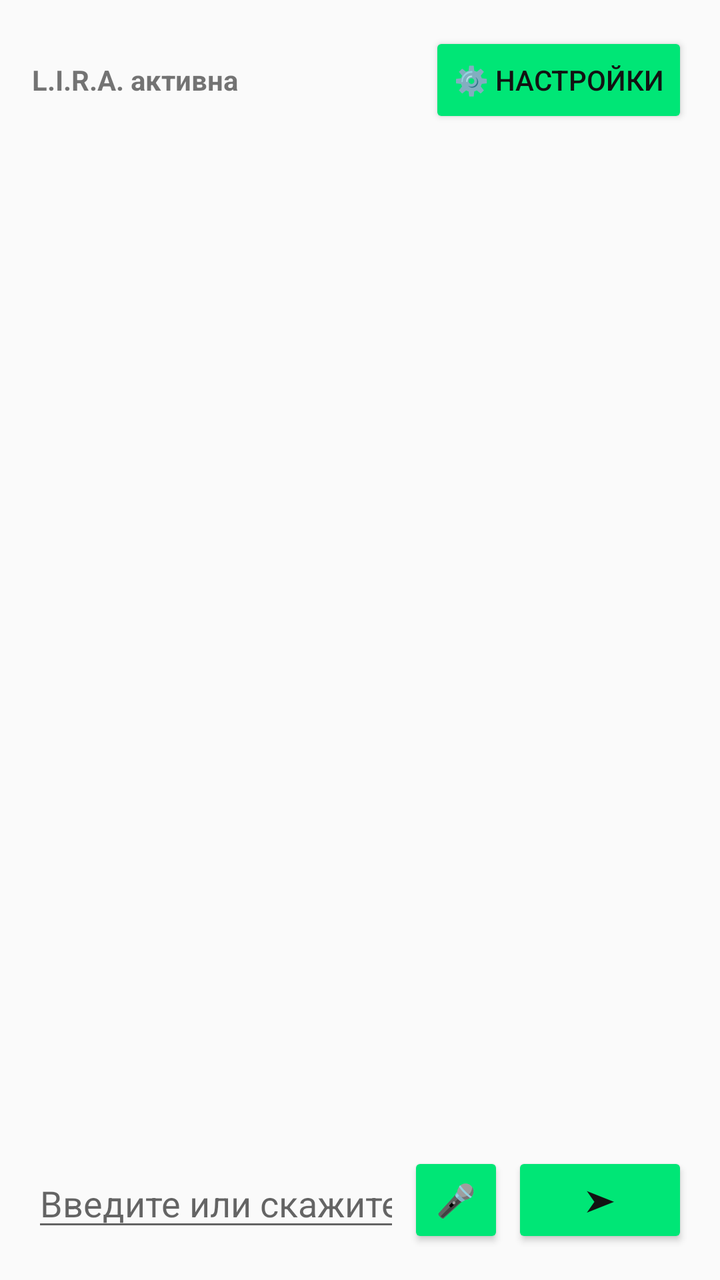
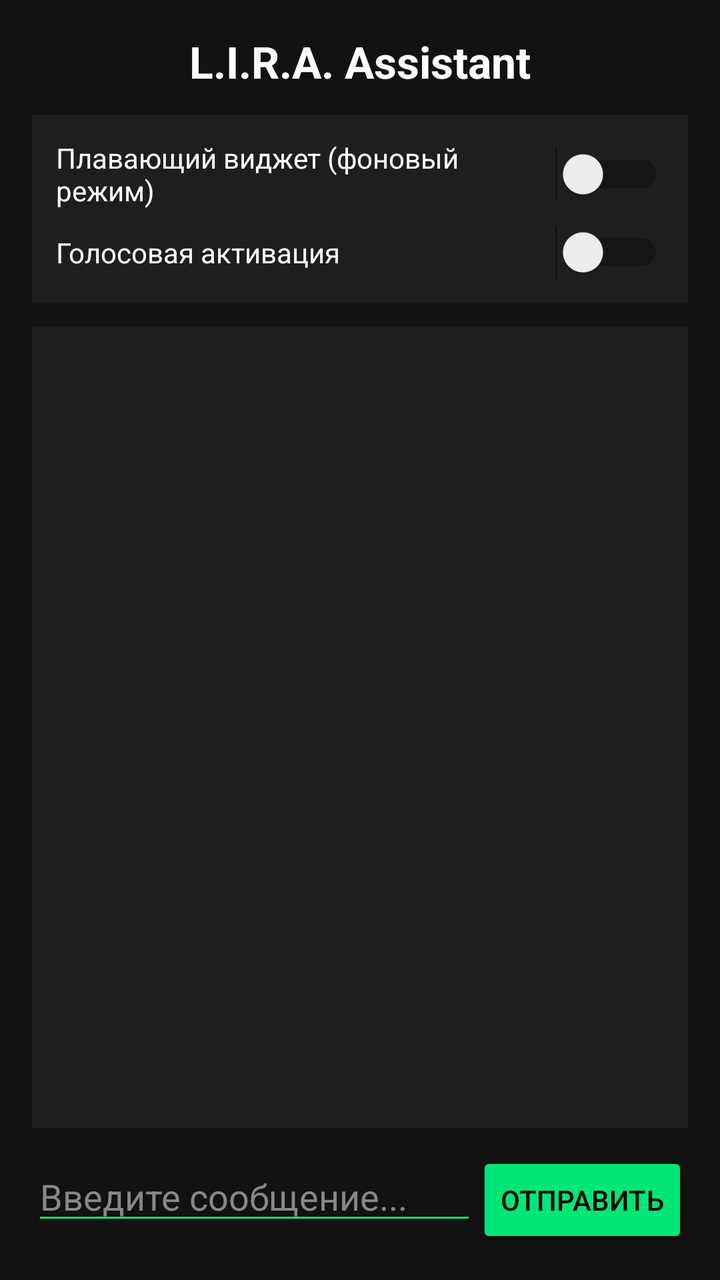

The first picture is an Android layout as it rendered before a commit; the second is the same layout after the commit. The layout source and the unified diff follow.
<!-- AndroidManifest.xml: application theme Theme.AppCompat.DayNight.NoActionBar -->
<!-- res/layout/activity_main.xml -->
<?xml version="1.0" encoding="utf-8"?>
<RelativeLayout xmlns:android="http://schemas.android.com/apk/res/android"
    android:layout_width="match_parent"
    android:layout_height="match_parent"
    android:padding="16dp">

    
    <LinearLayout
        android:id="@+id/topBar"
        android:layout_width="match_parent"
        android:layout_height="wrap_content"
        android:gravity="center_vertical"
        android:orientation="horizontal"
        android:layout_alignParentTop="true"
        android:layout_marginBottom="12dp">

        <TextView
            android:id="@+id/tvStatus"
            android:layout_width="0dp"
            android:layout_height="wrap_content"
            android:layout_weight="1"
            android:text="L.I.R.A. активна"
            android:textSize="14sp"
            android:textStyle="bold" />

        <Button
            android:id="@+id/btnSettings"
            android:layout_width="wrap_content"
            android:layout_height="wrap_content"
            android:backgroundTint="#00E676"
            android:text="⚙️ Настройки"
            android:textColor="#121212"
            android:textSize="14sp" />
    </LinearLayout>

    
    <ScrollView
        android:id="@+id/chatScrollView"
        android:layout_width="match_parent"
        android:layout_height="match_parent"
        android:layout_above="@id/bottomBar"
        android:layout_below="@id/topBar"
        android:layout_marginBottom="12dp"
        android:fillViewport="true">

        <LinearLayout
            android:id="@+id/chatLayout"
            android:layout_width="match_parent"
            android:layout_height="wrap_content"
            android:orientation="vertical" />
    </ScrollView>

    
    <LinearLayout
        android:id="@+id/bottomBar"
        android:layout_width="match_parent"
        android:layout_height="wrap_content"
        android:layout_alignParentBottom="true"
        android:orientation="horizontal"
        android:gravity="center_vertical">

        <EditText
            android:id="@+id/etInput"
            android:layout_width="0dp"
            android:layout_height="wrap_content"
            android:layout_weight="1"
            android:hint="Введите или скажите..."
            android:inputType="text"
            android:maxLines="2" />

        <Button
            android:id="@+id/btnMic"
            android:layout_width="48dp"
            android:layout_height="wrap_content"
            android:layout_marginStart="4dp"
            android:backgroundTint="#00E676"
            android:text="🎤"
            android:textColor="#121212"
            android:textSize="16sp" />

        <Button
            android:id="@+id/btnSend"
            android:layout_width="wrap_content"
            android:layout_height="wrap_content"
            android:layout_marginStart="4dp"
            android:backgroundTint="#00E676"
            android:text="➤"
            android:textColor="#121212"
            android:textStyle="bold" />
    </LinearLayout>

</RelativeLayout>
<!-- resources referenced by this layout -->
<resources>

</resources>

<!-- the commit's change to res/layout/activity_main.xml (unified diff, before → after) -->
@@ -1,92 +1,88 @@
 <?xml version="1.0" encoding="utf-8"?>
-<RelativeLayout xmlns:android="http://schemas.android.com/apk/res/android"
+<LinearLayout xmlns:android="http://schemas.android.com/apk/res/android"
     android:layout_width="match_parent"
     android:layout_height="match_parent"
-    android:padding="16dp">
+    android:orientation="vertical"
+    android:padding="16dp"
+    android:background="#121212">
+
+    <TextView
+        android:id="@+id/titleText"
+        android:layout_width="match_parent"
+        android:layout_height="wrap_content"
+        android:text="L.I.R.A. Assistant"
+        android:textSize="22sp"
+        android:textStyle="bold"
+        android:textColor="#FFFFFF"
+        android:gravity="center"
+        android:paddingBottom="12dp"/>
 
     
     <LinearLayout
-        android:id="@+id/topBar"
         android:layout_width="match_parent"
         android:layout_height="wrap_content"
-        android:gravity="center_vertical"
-        android:orientation="horizontal"
-        android:layout_alignParentTop="true"
+        android:orientation="vertical"
+        android:background="#1E1E1E"
+        android:padding="12dp"
         android:layout_marginBottom="12dp">
 
-        <TextView
-            android:id="@+id/tvStatus"
-            android:layout_width="0dp"
+        <Switch
+            android:id="@+id/switchWidget"
+            android:layout_width="match_parent"
             android:layout_height="wrap_content"
-            android:layout_weight="1"
-            android:text="L.I.R.A. активна"
-            android:textSize="14sp"
-            android:textStyle="bold" />
+            android:text="Плавающий виджет (фоновый режим)"
+            android:textColor="#FFFFFF"
+            android:paddingBottom="8dp"/>
 
-        <Button
-            android:id="@+id/btnSettings"
-            android:layout_width="wrap_content"
+        <Switch
+            android:id="@+id/switchVoice"
+            android:layout_width="match_parent"
             android:layout_height="wrap_content"
-            android:backgroundTint="#00E676"
-            android:text="⚙️ Настройки"
-            android:textColor="#121212"
-            android:textSize="14sp" />
+            android:text="Голосовая активация"
+            android:textColor="#FFFFFF"/>
     </LinearLayout>
 
     
     <ScrollView
-        android:id="@+id/chatScrollView"
         android:layout_width="match_parent"
-        android:layout_height="match_parent"
-        android:layout_above="@id/bottomBar"
-        android:layout_below="@id/topBar"
-        android:layout_marginBottom="12dp"
-        android:fillViewport="true">
+        android:layout_height="0dp"
+        android:layout_weight="1"
+        android:background="#1E1E1E"
+        android:padding="8dp"
+        android:layout_marginBottom="12dp">
 
-        <LinearLayout
-            android:id="@+id/chatLayout"
+        <TextView
+            android:id="@+id/chatLog"
             android:layout_width="match_parent"
             android:layout_height="wrap_content"
-            android:orientation="vertical" />
+            android:textColor="#00E676"
+            android:textSize="14sp"
+            android:text="" />
     </ScrollView>
 
     
     <LinearLayout
-        android:id="@+id/bottomBar"
         android:layout_width="match_parent"
         android:layout_height="wrap_content"
-        android:layout_alignParentBottom="true"
-        android:orientation="horizontal"
-        android:gravity="center_vertical">
+        android:orientation="horizontal">
 
         <EditText
-            android:id="@+id/etInput"
+            android:id="@+id/inputMessage"
             android:layout_width="0dp"
             android:layout_height="wrap_content"
             android:layout_weight="1"
-            android:hint="Введите или скажите..."
-            android:inputType="text"
-            android:maxLines="2" />
+            android:hint="Введите сообщение..."
+            android:textColor="#FFFFFF"
+            android:textColorHint="#888888"
+            android:backgroundTint="#00E676" />
 
         <Button
-            android:id="@+id/btnMic"
-            android:layout_width="48dp"
-            android:layout_height="wrap_content"
-            android:layout_marginStart="4dp"
-            android:backgroundTint="#00E676"
-            android:text="🎤"
-            android:textColor="#121212"
-            android:textSize="16sp" />
-
-        <Button
-            android:id="@+id/btnSend"
+            android:id="@+id/sendButton"
             android:layout_width="wrap_content"
             android:layout_height="wrap_content"
-            android:layout_marginStart="4dp"
+            android:text="Отправить"
             android:backgroundTint="#00E676"
-            android:text="➤"
-            android:textColor="#121212"
-            android:textStyle="bold" />
+            android:textColor="#000000" />
     </LinearLayout>
 
-</RelativeLayout>
+</LinearLayout>
